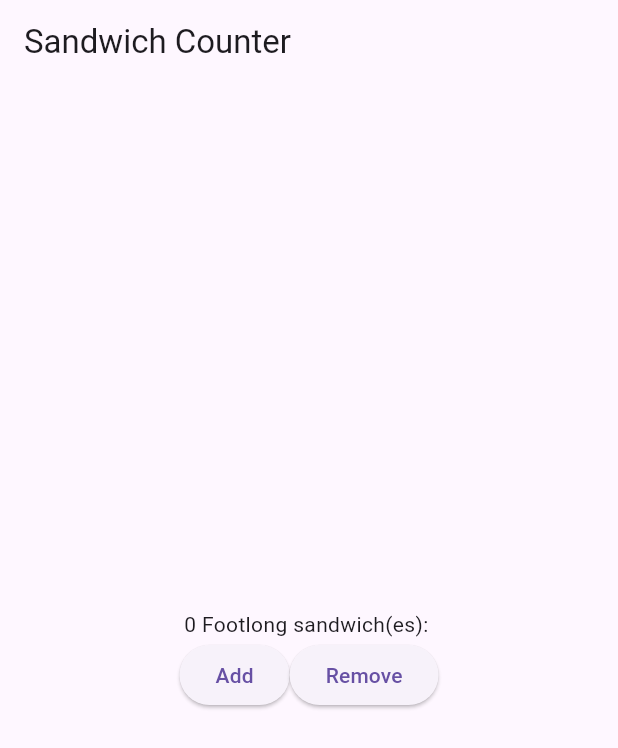
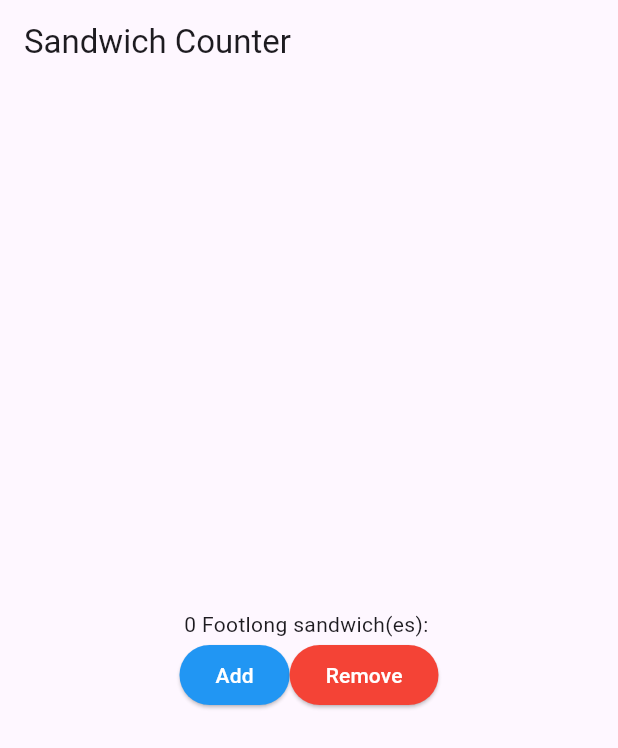
Before and after one commit to ojmanley/sandwich_shop, a Flutter app: the screen it shows after launch, on a phone screen of 412 x 824 dp. Shown: the top 748 px of the screen. Run offline on Flutter 3.47's test engine with Material 3 defaults, Android fonts, the phone set to English and light mode, and no system bars.

Commit message:
coloured the buttons

```diff
--- a/lib/main.dart
+++ b/lib/main.dart
@@ -61,10 +61,18 @@ class _OrderScreenState extends State<OrderScreen> {
               children: [
                 ElevatedButton(
                   onPressed: _increaseQuantity,
+                  style: ElevatedButton.styleFrom(
+                    backgroundColor: Colors.blue,
+                    foregroundColor: Colors.white,
+                  ),
                   child: const Text('Add'),
                 ),
                 ElevatedButton(
                   onPressed: _decreaseQuantity,
+                  style: ElevatedButton.styleFrom(
+                    backgroundColor: Colors.red,
+                    foregroundColor: Colors.white,
+                  ),
                   child: const Text('Remove'),
                 ),
               ],
```
